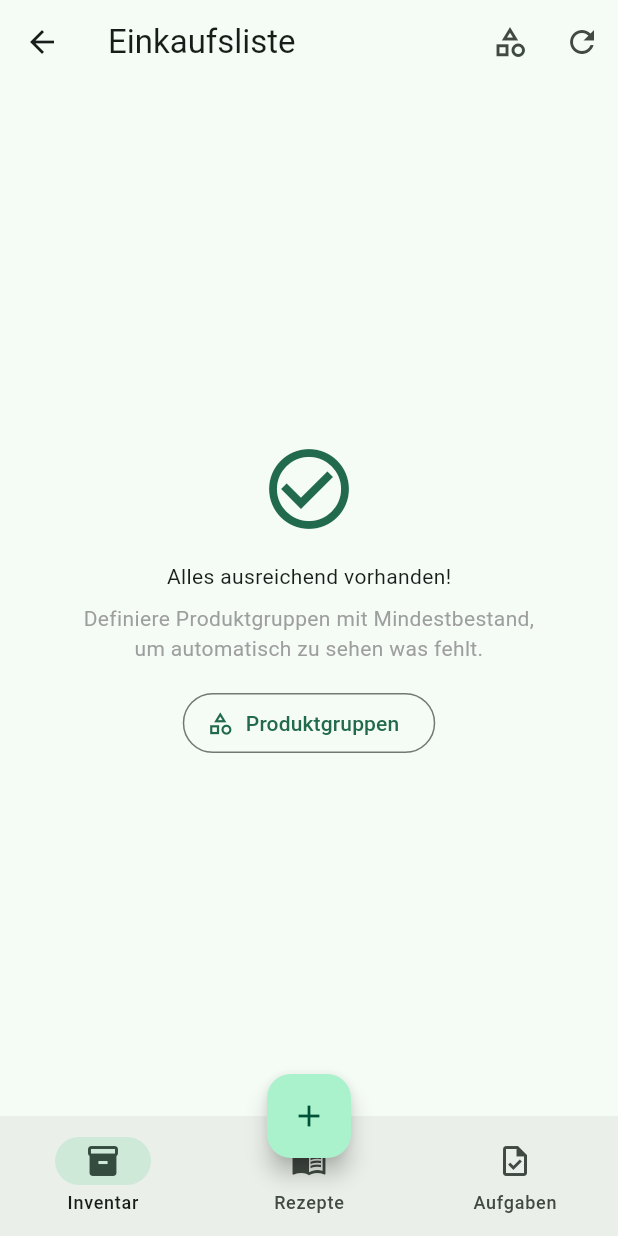
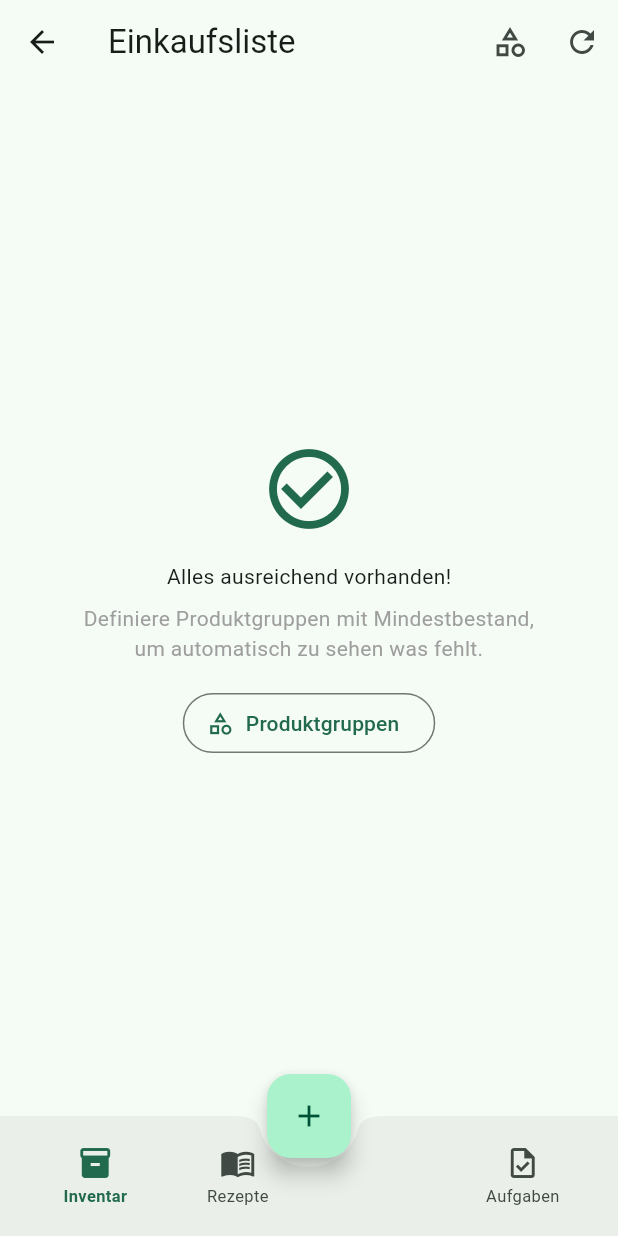
Before and after one commit to Fenron-dev/LifeOS, a Flutter app: the ShoppingListScreen screen opened by its route, on a phone screen of 412 x 824 dp. Run offline on Flutter 3.47's test engine with Material 3 defaults, Android fonts, the phone set to English and light mode, and no system bars; our stand-ins replace drift, file_picker, flutter_local_notifications, flutter_riverpod, go_router, share_plus and 1 more; missing offline and left inert: mobile_scanner; accounts and stored records are empty; generated files the repository leaves out were written again.

Commit message:
fix: 8 Bugfixes + BottomAppBar Notch-Layout
- Crash "Bad state: No element" in Mahlzeiten-Zutaten behoben
- Overflow in Lagerort-Dialog + Einlagern-Sheet bei offener Tastatur behoben
- Inventarliste: Artikeltitel-Wrap durch ConstrainedBox/Flexible am Trailing behoben
- Bestandseinheit-Dropdown zeigt jetzt korrekt Einheiten (InputDecorator-Pattern)
- Einkaufsliste: Artikel-Umrechnungen werden jetzt in shoppingNeedsProvider berücksichtigt
- Einlagern: stockUnit und letzter Lagerort werden vorausgewählt
- Schnellaktionen: Barcode-Scan als neue QuickAction hinzugefügt
- BottomAppBar mit CircularNotchedRectangle ersetzt NavigationBar (FAB im Notch, kein Icon-Overlap)

Co-Authored-By: Claude Sonnet 4.6 <noreply@anthropic.com>

```diff
--- a/lib/providers/groups_provider.dart
+++ b/lib/providers/groups_provider.dart
@@ -50,11 +50,14 @@ final shoppingNeedsProvider = FutureProvider<List<ShoppingNeed>>((ref) async {
 
     final groupConvs = await db.watchConversionsForGroup(group.id).first;
     // group overrides global
-    final allConvs = [...groupConvs, ...globalConvs];
+    final baseConvs = [...groupConvs, ...globalConvs];
     final targetUnit = group.minStockUnit;
 
     double total = 0;
     for (final member in members) {
+      final itemConvs = await db.watchConversionsForItem(member.itemId).first;
+      // item-level overrides group/global
+      final allConvs = [...itemConvs, ...baseConvs];
       final states = await db.statesForItem(member.itemId);
       for (final s in states) {
         if (targetUnit == null || s.unit == targetUnit) {
--- a/lib/providers/settings_provider.dart
+++ b/lib/providers/settings_provider.dart
@@ -15,6 +15,7 @@ enum QuickAction {
   addTask,
   addWishlist,
   addRecipe,
+  scanBarcode,
 }
 
 extension QuickActionX on QuickAction {
@@ -25,6 +26,7 @@ extension QuickActionX on QuickAction {
         QuickAction.addTask => 'Aufgabe',
         QuickAction.addWishlist => 'Wunschliste',
         QuickAction.addRecipe => 'Rezept',
+        QuickAction.scanBarcode => 'Barcode scannen',
       };
   IconData get icon => switch (this) {
         QuickAction.addInventory => Icons.add_shopping_cart,
@@ -32,6 +34,7 @@ extension QuickActionX on QuickAction {
         QuickAction.addTask => Icons.add_task,
         QuickAction.addWishlist => Icons.favorite_border,
         QuickAction.addRecipe => Icons.menu_book_outlined,
+        QuickAction.scanBarcode => Icons.qr_code_scanner,
       };
 }
 
--- a/lib/screens/locations/locations_screen.dart
+++ b/lib/screens/locations/locations_screen.dart
@@ -212,11 +212,14 @@ class _LocationDialogState extends ConsumerState<_LocationDialog> {
     // Exclude self from parent options
     final parentOptions =
         locations.where((l) => l.id != widget.location?.id).toList();
+    final bottom = MediaQuery.of(context).viewInsets.bottom;
 
     return AlertDialog(
       title: Text(
           widget.location == null ? 'Lagerort anlegen' : 'Lagerort bearbeiten'),
-      content: Column(
+      content: SingleChildScrollView(
+        padding: EdgeInsets.only(bottom: bottom),
+        child: Column(
         mainAxisSize: MainAxisSize.min,
         children: [
           TextField(
@@ -266,6 +269,7 @@ class _LocationDialogState extends ConsumerState<_LocationDialog> {
             decoration: const InputDecoration(labelText: 'Notiz'),
           ),
         ],
+        ),
       ),
       actions: [
         TextButton(
--- a/lib/screens/recipes/meals_screen.dart
+++ b/lib/screens/recipes/meals_screen.dart
@@ -275,7 +275,7 @@ class _MealFormState extends ConsumerState<_MealForm> {
                               child: DropdownButton<String>(
                                 value: units.contains(row.unit)
                                     ? row.unit
-                                    : units.first,
+                                    : (units.isNotEmpty ? units.first : null),
                                 isExpanded: true,
                                 underline: const SizedBox.shrink(),
                                 isDense: true,
--- a/lib/widgets/adaptive_shell.dart
+++ b/lib/widgets/adaptive_shell.dart
@@ -132,19 +132,42 @@ class _MobileShell extends ConsumerWidget {
   Widget build(BuildContext context, WidgetRef ref) {
     final settings = ref.watch(settingsProvider).valueOrNull;
     final actions = settings?.quickActions ?? AppSettingsData.defaultQuickActions;
+    final colorScheme = Theme.of(context).colorScheme;
 
     return Scaffold(
       body: navigationShell,
-      bottomNavigationBar: NavigationBar(
-        selectedIndex: currentIndex,
-        onDestinationSelected: onTap,
-        destinations: _destinations
-            .map((d) => NavigationDestination(
-                  icon: Icon(d.icon),
-                  selectedIcon: Icon(d.selectedIcon),
-                  label: d.label,
-                ))
-            .toList(),
+      bottomNavigationBar: BottomAppBar(
+        shape: const CircularNotchedRectangle(),
+        notchMargin: 6,
+        child: Row(
+          children: [
+            // Left: Inventar + Rezepte
+            _BottomNavItem(
+              icon: currentIndex == 0 ? _destinations[0].selectedIcon : _destinations[0].icon,
+              label: _destinations[0].label,
+              selected: currentIndex == 0,
+              onTap: () => onTap(0),
+              colorScheme: colorScheme,
+            ),
+            _BottomNavItem(
+              icon: currentIndex == 1 ? _destinations[1].selectedIcon : _destinations[1].icon,
+              label: _destinations[1].label,
+              selected: currentIndex == 1,
+              onTap: () => onTap(1),
+              colorScheme: colorScheme,
+            ),
+            // Center notch space
+            const Spacer(),
+            // Right: Aufgaben
+            _BottomNavItem(
+              icon: currentIndex == 2 ? _destinations[2].selectedIcon : _destinations[2].icon,
+              label: _destinations[2].label,
+              selected: currentIndex == 2,
+              onTap: () => onTap(2),
+              colorScheme: colorScheme,
+            ),
+          ],
+        ),
       ),
       floatingActionButton: actions.isEmpty
           ? null
@@ -163,6 +186,52 @@ class _MobileShell extends ConsumerWidget {
     showModalBottomSheet(
       context: context,
       builder: (ctx) => _QuickActionsSheet(actions: actions),
+    );
+  }
+}
+
+// ---------------------------------------------------------------------------
+// Bottom nav item for BottomAppBar
+// ---------------------------------------------------------------------------
+
+class _BottomNavItem extends StatelessWidget {
+  final IconData icon;
+  final String label;
+  final bool selected;
+  final VoidCallback onTap;
+  final ColorScheme colorScheme;
+
+  const _BottomNavItem({
+    required this.icon,
+    required this.label,
+    required this.selected,
+    required this.onTap,
+    required this.colorScheme,
+  });
+
+  @override
+  Widget build(BuildContext context) {
+    final color = selected ? colorScheme.primary : colorScheme.onSurfaceVariant;
+    return Expanded(
+      child: InkWell(
+        onTap: onTap,
+        borderRadius: BorderRadius.circular(12),
+        child: Padding(
+          padding: const EdgeInsets.symmetric(vertical: 6),
+          child: Column(
+            mainAxisSize: MainAxisSize.min,
+            children: [
+              Icon(icon, color: color, size: 24),
+              const SizedBox(height: 2),
+              Text(
+                label,
+                style: TextStyle(fontSize: 11, color: color,
+                    fontWeight: selected ? FontWeight.w600 : FontWeight.normal),
+              ),
+            ],
+          ),
+        ),
+      ),
     );
   }
 }
@@ -231,6 +300,8 @@ class _QuickActionsSheet extends ConsumerWidget {
         context.push('/wishlist');
       case QuickAction.addRecipe:
         context.push('/recipes/new');
+      case QuickAction.scanBarcode:
+        context.push('/scan');
     }
   }
 }
```
Also changed, not shown: lib/screens/inventory/inventory_screen.dart (+5 -2 lines), lib/screens/items/item_detail_screen.dart (+23 -2 lines), lib/screens/items/item_form_screen.dart (+13 -12 lines).
